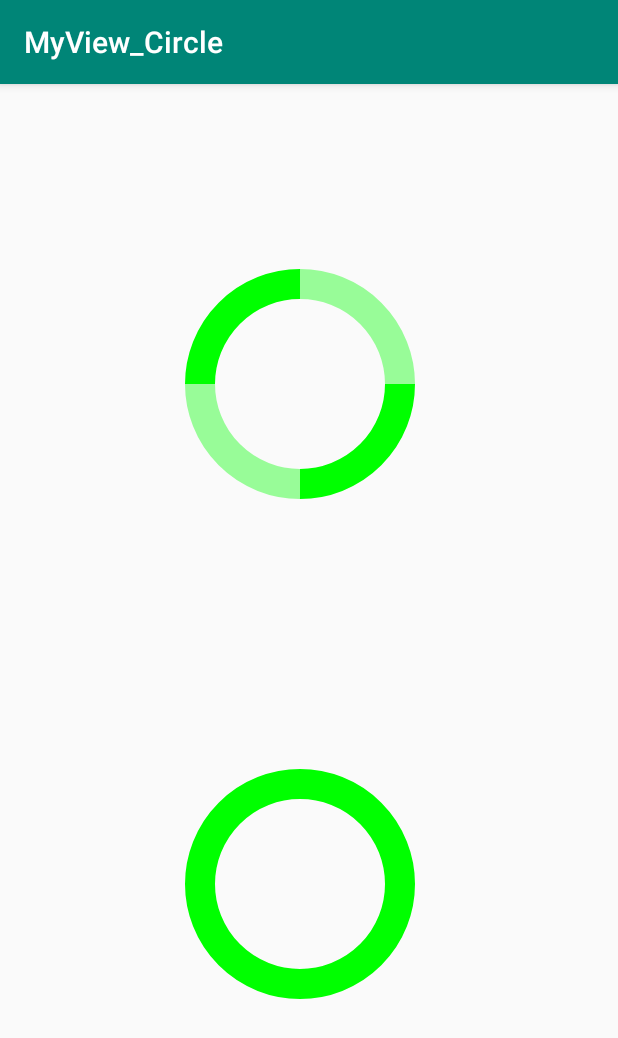
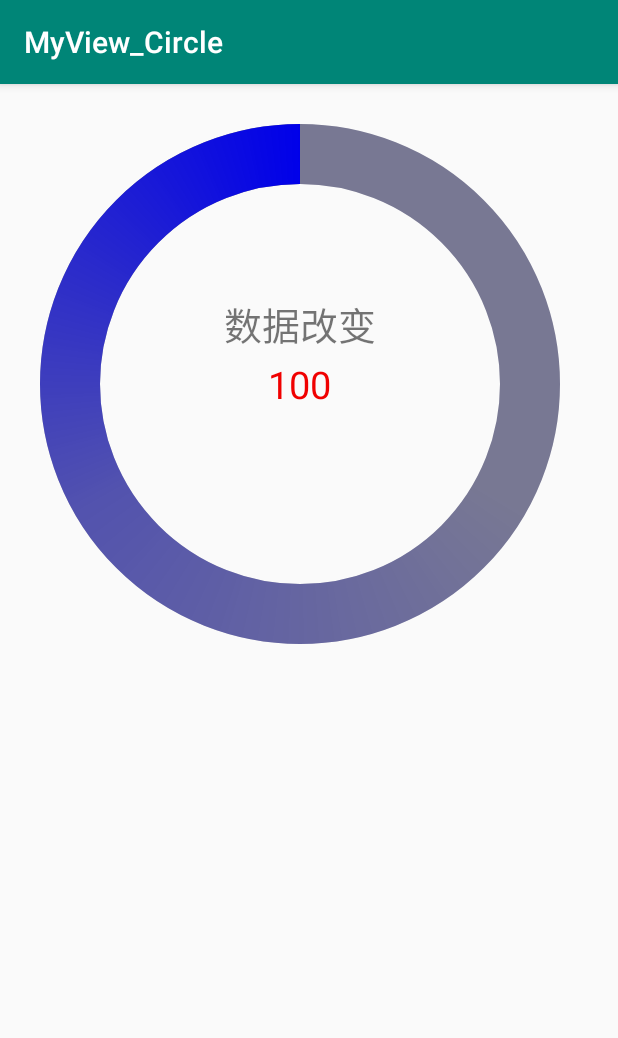
Before and after one commit to eirunye/MyView_Circle_Leaning, an Android app: the screen it shows after launch (MainActivity), on a phone screen of 412 x 824 dp. Shown: the top 1038 px of the screen. Run offline under Robolectric (Android 15) with nearby library versions, the light colour scheme and no system bars.

Commit message:
commit fix

```diff
--- a/app/build.gradle
+++ b/app/build.gradle
@@ -16,6 +16,10 @@ android {
             proguardFiles getDefaultProguardFile('proguard-android.txt'), 'proguard-rules.pro'
         }
     }
+    compileOptions {
+        sourceCompatibility = '1.8'
+        targetCompatibility = '1.8'
+    }
 }
 
 dependencies {
--- a/app/src/main/java/com/eirunye/myview/MainActivity.java
+++ b/app/src/main/java/com/eirunye/myview/MainActivity.java
@@ -2,23 +2,61 @@ package com.eirunye.myview;
 
 import android.support.v7.app.AppCompatActivity;
 import android.os.Bundle;
+import android.view.View;
 import android.widget.FrameLayout;
+import android.widget.TextView;
 
 import com.eirunye.myview.view.CircleScrollView;
 import com.eirunye.myview.view.CircleView;
+import com.eirunye.myview.view.MyCircleView;
 
 public class MainActivity extends AppCompatActivity {
 
     private FrameLayout frameLayout;
+
+    private TextView textView;
+    private MyCircleView myCircleView;
+    private CircleScrollView circleView;
 
     @Override
     protected void onCreate(Bundle savedInstanceState) {
         super.onCreate(savedInstanceState);
         setContentView(R.layout.activity_main);
         frameLayout = findViewById(R.id.frameLayout);
+
+//        circleView();
+//        circleScrollView();
+
+        myCircleView();
+
+    }
+
+    private void myCircleView() {
+        textView = findViewById(R.id.text);
+
+        myCircleView = findViewById(R.id.myCircleView);
+
+        myCircleView.setValueChange(100, textView);
+
+        myCircleView.setOnClickListener(this::onClickView);
+    }
+
+    private void circleView() {
         CircleView circleView = new CircleView(this);
-//        CircleScrollView circleView = new CircleScrollView(this);
-
         frameLayout.addView(circleView);
     }
+
+    private void circleScrollView() {
+        circleView = new CircleScrollView(this);
+        frameLayout.addView(circleView);
+        circleView.startAnimations();
+        circleView.setOnClickListener(this::onClickView);
+    }
+
+    private void onClickView(View view) {
+        if (view instanceof CircleScrollView) {
+            circleView.cancelAnimations();
+        } else if (view instanceof MyCircleView)
+            myCircleView.setValueChange(50, textView);
+    }
 }
--- a/app/src/main/java/com/eirunye/myview/view/CircleView.java
+++ b/app/src/main/java/com/eirunye/myview/view/CircleView.java
@@ -25,6 +25,7 @@ public class CircleView extends View {
     private int angleSpeed = 10;
     Shader shader;
     RectF rectF;
+    RectF rectF1;
     Matrix matrix;
 
     public CircleView(Context context) {
@@ -43,6 +44,7 @@ public class CircleView extends View {
         paint.setStyle(Paint.Style.STROKE);
         paint.setColor(Color.BLUE);
         rectF = new RectF(200, 200, 400, 400);
+        rectF1 = new RectF(500, 500, 700, 700);
 
         shader = new SweepGradient(300, 300, changeColors, null);
         matrix = new Matrix();
@@ -71,6 +73,10 @@ public class CircleView extends View {
         canvas.drawCircle(300, 800, 100, paint);
 
 
+        paint.setColor(Color.YELLOW);
+        canvas.drawArc(rectF1, 0, 360, false, paint);
+
+
 
     }
 }
--- /dev/null
+++ b/app/src/main/java/com/eirunye/myview/view/MyCircleView.java
@@ -0,0 +1,159 @@
+package com.eirunye.myview.view;
+
+import android.animation.ValueAnimator;
+import android.content.Context;
+import android.content.res.TypedArray;
+import android.graphics.Canvas;
+import android.graphics.Color;
+import android.graphics.Matrix;
+import android.graphics.Paint;
+import android.graphics.RectF;
+import android.graphics.Shader;
+import android.graphics.SweepGradient;
+import android.support.annotation.Nullable;
+import android.util.AttributeSet;
+import android.view.View;
+import android.widget.TextView;
+
+import com.eirunye.myview.R;
+
+/**
+ * Author Eirunye
+ * Created by on 2018/10/17.
+ * Describe
+ */
+public class MyCircleView extends View {
+
+
+    private Paint paint;
+    private int inner_circle_radius;//内圆半径
+    private int inner_circle_color;//内圆颜色
+    private int ring_size;//圆环大小
+    private int outer_circle_radius;//外圆半径
+    private int outer_circle_color;//外圆颜色
+    private int ring_color;//圆环颜色
+    private RectF rectF;
+
+    ValueAnimator valueAnimator;
+
+    private int max_value;
+    private int num_value;
+    private int circle_center_x;//
+    private int circle_center_y;//
+
+    private final Matrix matrix;
+    private Shader shader;
+
+    private int[] colors = new int[]{
+            Color.argb(30, 0, 0, 233),
+            Color.argb(30, 0, 0, 233),
+            Color.argb(100, 0, 0, 233),
+            Color.argb(255, 0, 0, 233),
+    };
+    private int sweepAngle = 30;
+
+
+    public MyCircleView(Context context) {
+        this(context, null);
+    }
+
+    public MyCircleView(Context context, @Nullable AttributeSet attrs) {
+        this(context, attrs, 0);
+    }
+
+    public MyCircleView(Context context, @Nullable AttributeSet attrs, int defStyleAttr) {
+        super(context, attrs, defStyleAttr);
+
+        TypedArray typedArray = context.obtainStyledAttributes(attrs, R.styleable.MyCircleView, defStyleAttr, 0);
+
+        inner_circle_radius = typedArray.getInt(R.styleable.MyCircleView_inner_circle_radius, 300);
+        inner_circle_color = typedArray.getColor(R.styleable.MyCircleView_inner_circle_color, Color.RED);
+        ring_size = typedArray.getInt(R.styleable.MyCircleView_ring_size, 50);
+        ring_color = typedArray.getColor(R.styleable.MyCircleView_ring_color, Color.GRAY);
+        outer_circle_radius = typedArray.getInt(R.styleable.MyCircleView_outer_circle_radius, 350);
+        outer_circle_color = typedArray.getColor(R.styleable.MyCircleView_outer_circle_color, Color.BLUE);
+
+        max_value = typedArray.getInt(R.styleable.MyCircleView_max_value, 100);
+        num_value = typedArray.getInt(R.styleable.MyCircleView_num_value, 0);
+        typedArray.recycle();
+
+//        rectF = new RectF(200, 200, 500, 500);
+
+        paint = new Paint();
+        shader = new SweepGradient(circle_center_x, circle_center_y, colors, null);
+        matrix = new Matrix();
+
+    }
+
+    @Override
+    protected void onDraw(Canvas canvas) {
+        super.onDraw(canvas);
+
+//        paint.reset();
+//        paint.setColor(inner_circle_color);
+////        paint.setStyle(Paint.Style.STROKE);
+//        paint.setAntiAlias(true);
+//        canvas.drawCircle(circle_center_x, circle_center_y, inner_circle_radius, paint);
+
+        paint.reset();
+        paint.setStrokeWidth(ring_size);
+        paint.setColor(ring_color);
+        paint.setStyle(Paint.Style.STROKE);
+        paint.setAntiAlias(true);
+        canvas.drawArc(rectF, 0, 360, false, paint);
+
+
+        paint.reset();
+        paint.setStrokeWidth(ring_size);
+        paint.setStyle(Paint.Style.STROKE);
+        paint.setAntiAlias(true);
+
+//        matrix.setRotate(180, circle_center_x, circle_center_y);
+//        shader.setLocalMatrix(matrix);
+        paint.setShader(new SweepGradient(circle_center_x, circle_center_x, colors, null));
+
+        canvas.rotate(270, circle_center_x, circle_center_y);
+        canvas.drawArc(rectF, 360, sweepAngle, false, paint);
+
+
+    }
+
+    @Override
+    protected void onLayout(boolean changed, int left, int top, int right, int bottom) {
+        super.onLayout(changed, left, top, right, bottom);
+
+        int measuredWidth = getMeasuredWidth();
+        int measuredHeight = getMeasuredHeight();
+
+        circle_center_x = measuredWidth / 2;
+        circle_center_y = measuredHeight / 2;
+
+
+        rectF = new RectF(circle_center_x - inner_circle_radius - ring_size / 2, circle_center_y - inner_circle_radius - ring_size / 2, circle_center_x + inner_circle_radius + ring_size / 2, circle_center_y + inner_circle_radius + ring_size / 2);
+
+    }
+
+    public void setValueChange(int valueChange, TextView textView) {
+        if (valueChange > max_value) valueChange = max_value;
+
+        int start = 0;
+        int end = valueChange;
+        startAnimations(start, end, textView);
+
+    }
+
+    private void startAnimations(int start, int end, TextView textView) {
+
+        valueAnimator = ValueAnimator.ofInt(start, end);
+        valueAnimator.setDuration(2000);
+        valueAnimator.addUpdateListener(valueAnimator -> {
+            int ii = Integer.parseInt(String.valueOf(valueAnimator.getAnimatedValue()));
+            textView.setText(ii + "");
+            sweepAngle = (int) (360 * (ii / 100f));
+            invalidate();
+        });
+
+        valueAnimator.start();
+    }
+
+}
--- a/app/src/main/res/layout/activity_main.xml
+++ b/app/src/main/res/layout/activity_main.xml
@@ -1,6 +1,6 @@
 <?xml version="1.0" encoding="utf-8"?>
 <android.support.constraint.ConstraintLayout xmlns:android="http://schemas.android.com/apk/res/android"
-    xmlns:app="http://schemas.android.com/apk/res-auto"
+    xmlns:eirunye="http://schemas.android.com/apk/res-auto"
     xmlns:tools="http://schemas.android.com/tools"
     android:layout_width="match_parent"
     android:layout_height="match_parent"
@@ -8,7 +8,36 @@
 
     <FrameLayout
         android:id="@+id/frameLayout"
-        android:layout_width="match_parent"
-        android:layout_height="match_parent"/>
+        android:layout_width="400dp"
+        android:layout_height="400dp"
+        android:layout_gravity="center">
+
+        <com.eirunye.myview.view.MyCircleView
+            android:id="@+id/myCircleView"
+            android:layout_width="wrap_content"
+            android:layout_height="wrap_content"
+            eirunye:inner_circle_radius="200"
+            eirunye:max_value="100"
+            eirunye:num_value="10"
+            eirunye:ring_size="60" />
+
+        <TextView
+            android:id="@+id/textView"
+            android:layout_width="wrap_content"
+            android:layout_height="wrap_content"
+            android:layout_gravity="center"
+            android:layout_marginBottom="40dp"
+            android:text="数据改变"
+            android:textSize="25sp" />
+
+        <TextView
+            android:id="@+id/text"
+            android:layout_width="wrap_content"
+            android:layout_height="wrap_content"
+            android:layout_gravity="center"
+            android:text="0"
+            android:textColor="#fff00000"
+            android:textSize="25sp" />
+    </FrameLayout>
 
 </android.support.constraint.ConstraintLayout>
```
Also changed, not shown: app/src/main/java/com/eirunye/myview/view/CircleScrollView.java (+36 -10 lines), app/src/main/res/values/attrs.xml (added, +17 -0 lines), 1 other file.
